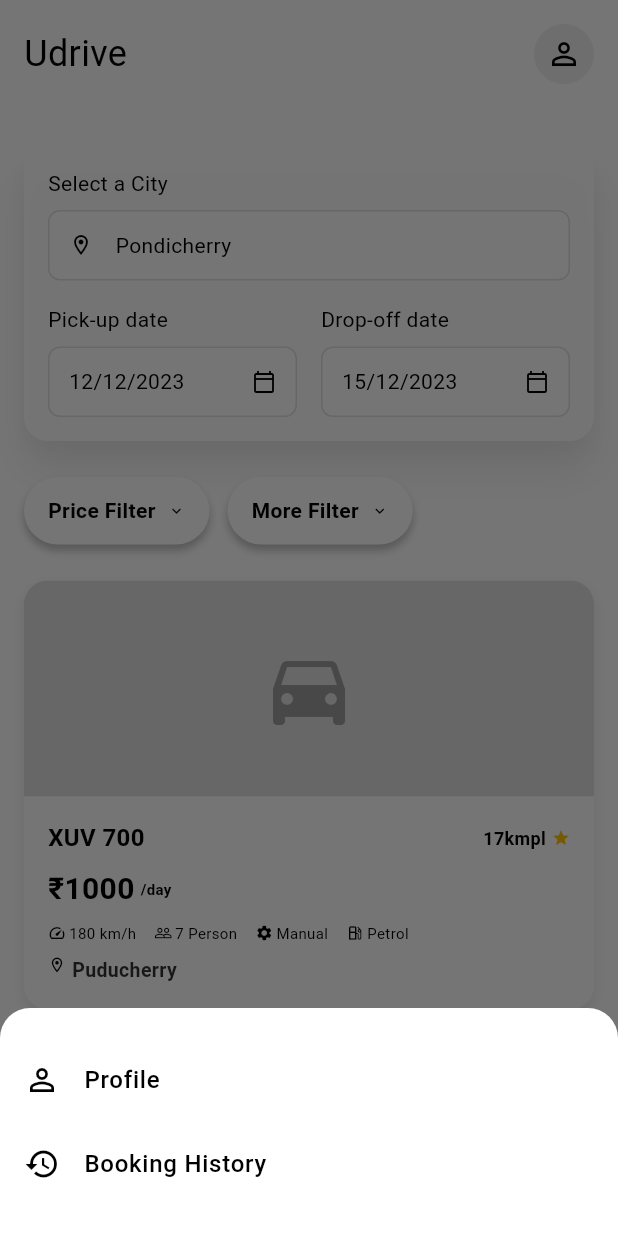
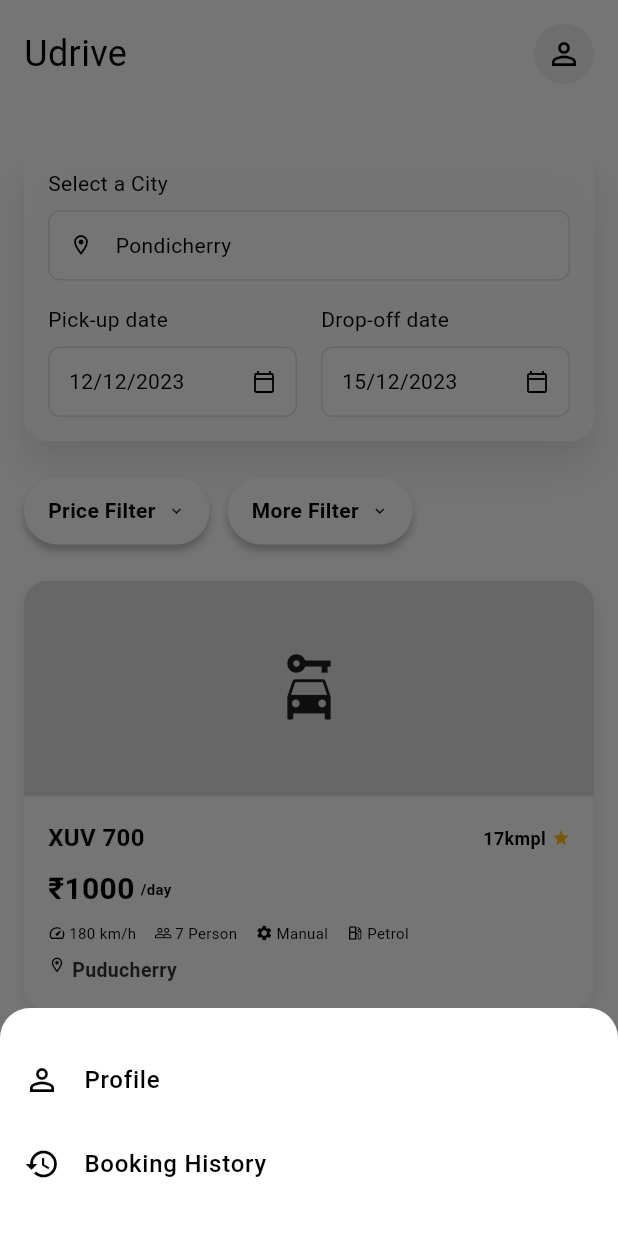
Before and after one commit to yogesh567894/udrivem-app, a Flutter app: the CarListScreen screen opened directly, after a tap on the "person outline" icon, on a phone screen of 412 x 824 dp. Run offline on Flutter 3.47's test engine with Material 3 defaults, Android fonts, the phone set to English and light mode, and no system bars; our stand-ins replace dio, flutter_riverpod, geolocator, permission_handler, socket_io_client; network calls fail; Roboto replaces fonts that are missing (Poppins).

```diff
--- a/lib/config.dart
+++ b/lib/config.dart
@@ -1,5 +1,5 @@
 class Config {
-  static const String baseUrl = 'https://api.carsatudrive.com/api';
+  static const String baseUrl = 'https://api.carsatudrive.com';
   static const String socketUrl = 'https://api.carsatudrive.com';
 
   // Additional configuration from your env variables
--- a/lib/main.dart
+++ b/lib/main.dart
@@ -12,7 +12,7 @@ class UdriveApp extends StatelessWidget {
   @override
   Widget build(BuildContext context) {
     return MaterialApp(
-      title: 'Udrive',
+      title: 'U-Drive',
       debugShowCheckedModeBanner: false,
       home: const HomePage(),
     );
--- a/lib/models/car.dart
+++ b/lib/models/car.dart
@@ -72,4 +72,9 @@ class Car {
       );
     });
   }
+
+  // Provide fallback URL for failed images
+  String get safeImageUrl {
+    return imageUrl.isNotEmpty ? imageUrl : 'https://via.placeholder.com/300x200?text=Car+Image';
+  }
 }
--- a/lib/screens/car_list_screen.dart
+++ b/lib/screens/car_list_screen.dart
@@ -446,24 +446,7 @@ class _CarListScreenState extends ConsumerState<CarListScreen> {
               borderRadius: const BorderRadius.vertical(
                 top: Radius.circular(16),
               ),
-              child: Image.network(
-                car.imageUrl,
-                height: 144,
-                width: double.infinity,
-                fit: BoxFit.cover,
-                errorBuilder:
-                    (context, error, stackTrace) => Container(
-                      height: 144,
-                      color: Colors.grey[300],
-                      child: const Center(
-                        child: Icon(
-                          Icons.directions_car,
-                          size: 64,
-                          color: Colors.grey,
-                        ),
-                      ),
-                    ),
-              ),
+              child: buildCarImage(car.safeImageUrl, height: 144, width: double.infinity),
             ),
             Padding(
               padding: const EdgeInsets.all(16),
@@ -592,3 +575,24 @@ class _CarListScreenState extends ConsumerState<CarListScreen> {
     );
   }
 }
+
+Widget buildCarImage(String imageUrl, {double? height, double? width}) {
+  return Image.network(
+    imageUrl,
+    height: height,
+    width: width,
+    fit: BoxFit.cover,
+    errorBuilder: (context, error, stackTrace) {
+      return Container(
+        height: height,
+        width: width,
+        color: Colors.grey[300],
+        child: const Icon(Icons.car_rental, size: 50),
+      );
+    },
+    loadingBuilder: (context, child, loadingProgress) {
+      if (loadingProgress == null) return child;
+      return const Center(child: CircularProgressIndicator());
+    },
+  );
+}
--- a/lib/screens/home_page.dart
+++ b/lib/screens/home_page.dart
@@ -34,7 +34,10 @@ class _HomePageState extends State<HomePage> {
   Future<void> _initializeTracking() async {
     if (await LocationService.requestPermissions()) {
       await _apiService.joinCar(_myCarId);
-      _socketService.connect();
+      _socketService.connect(onRemoteUpdate: (carData) {
+        // Handle remote car updates here
+        print('Received car update: \\${carData.id}');
+      });
 
       _locationSubscription = LocationService.getLocationStream().listen((position) {
         _socketService.sendLocation(_myCarId, position.latitude, position.longitude);
--- a/lib/services/api_service.dart
+++ b/lib/services/api_service.dart
@@ -6,12 +6,17 @@ import '../models/filters.dart';
 import '../models/api_response.dart';
 import '../models/user.dart';
 import '../models/location.dart';
+// import 'auth_service.dart';
 
 class ApiService {
   final Dio _dio = Dio(BaseOptions(
     baseUrl: Config.baseUrl,
     connectTimeout: const Duration(seconds: 5),
     receiveTimeout: const Duration(seconds: 3),
+    headers: {
+      'Content-Type': 'application/json',
+      'Accept': 'application/json',
+    },
   ));
 
   Future<bool> joinCar(String carId) async {
```
Also changed, not shown: lib/screens/booking_confirmation_screen.dart (+32 -18 lines), lib/screens/car_details_screen.dart (+35 -19 lines), lib/screens/dynamic_booking_history_screen.dart (+9 -8 lines), lib/screens/dynamic_car_list_screen.dart (+22 -17 lines), lib/services/socket_service.dart (+12 -6 lines).
